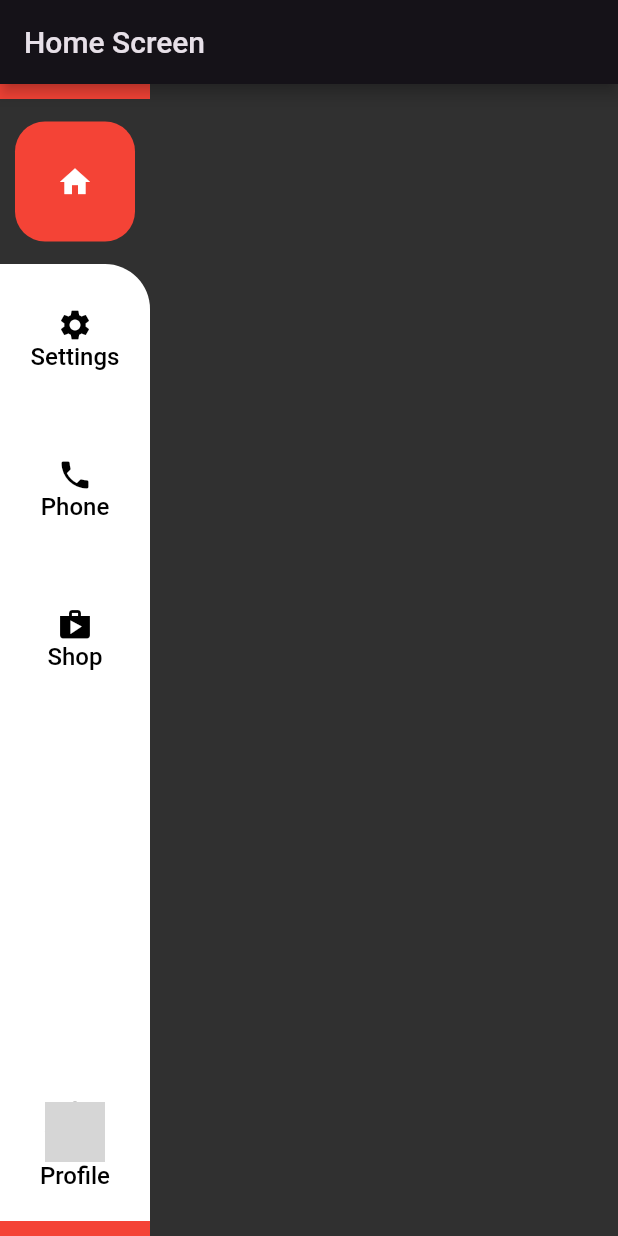
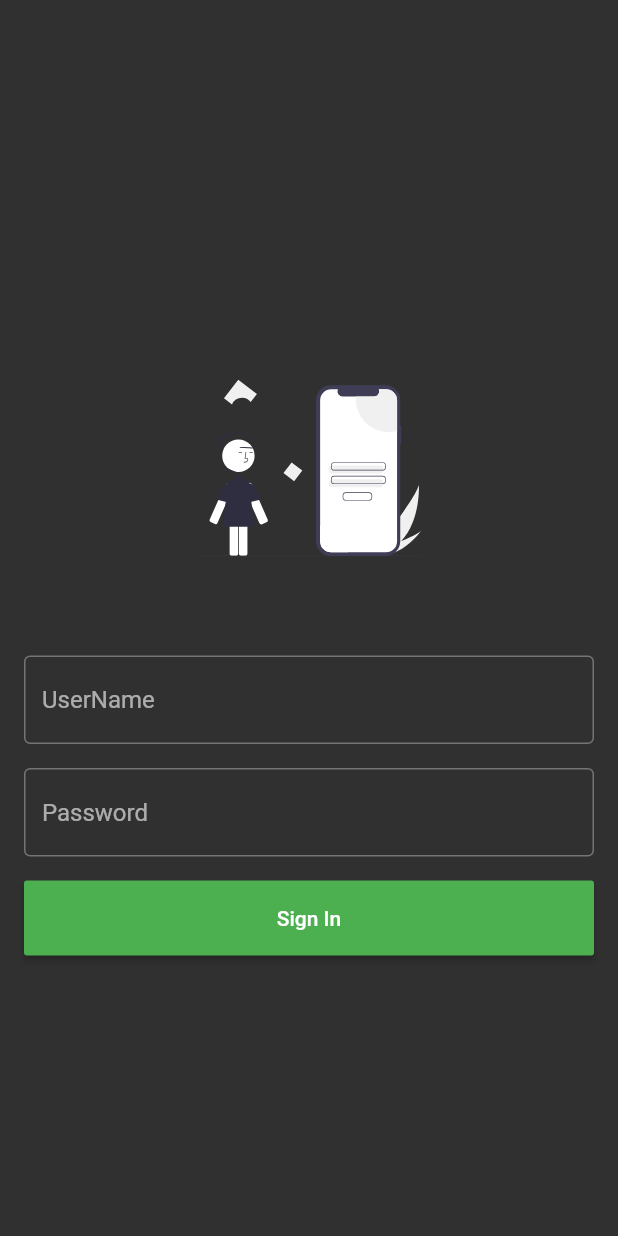
Before and after one commit to RoySuzon/task, a Flutter app: the screen it shows after launch, on a phone screen of 412 x 824 dp. Run offline on Flutter 3.47's test engine with Material 3 defaults, Android fonts, the phone set to English and light mode, and no system bars; our stand-ins replace flutter_svg; grey boxes are pictures that could not be loaded.

Commit message:
login Screen

```diff
--- /dev/null
+++ b/lib/Screens/Auth/login_screen.dart
@@ -0,0 +1,78 @@
+import 'package:flutter/material.dart';
+import 'package:flutter_svg/svg.dart';
+import 'package:task/Screens/Home/home_screen.dart';
+
+class LoginScreen extends StatefulWidget {
+  const LoginScreen({super.key});
+
+  @override
+  State<LoginScreen> createState() => _LoginScreenState();
+}
+
+class _LoginScreenState extends State<LoginScreen> {
+  final _userNameController = TextEditingController();
+  final _passwordController = TextEditingController();
+  @override
+  Widget build(BuildContext context) {
+    return Scaffold(
+      // appBar: AppBar(
+      //   title: const Text('Login Screen'),
+      // ),
+      body: Padding(
+        padding: const EdgeInsets.all(16),
+        child: Column(
+          mainAxisAlignment: MainAxisAlignment.center,
+          children: [
+            Padding(
+              padding: const EdgeInsets.all(50.0),
+              child: SvgPicture.asset(
+                'assets/undraw_mobile_login_re_9ntv.svg',
+                height: 150,
+                width: 150,
+              ),
+            ),
+
+            TextField(
+              controller: _userNameController,
+              decoration: InputDecoration(
+                  hintText: 'UserName', border: OutlineInputBorder()),
+            ),
+            SizedBox(height: 16),
+
+            TextField(
+              controller: _passwordController,
+              obscureText: true,
+              decoration: InputDecoration(
+                  hintText: 'Password', border: OutlineInputBorder()),
+              smartDashesType: SmartDashesType.enabled,
+              // obscuringCharacter: '*',
+              keyboardType: TextInputType.visiblePassword,
+              onChanged: (value) {},
+              onSubmitted: (text) {
+                print('Submitted: $text');
+              },
+            ),
+            SizedBox(height: 16),
+            MaterialButton(
+              minWidth: double.infinity,
+              height: 50,
+              color: Colors.green,
+              onPressed: () {
+                Navigator.push(
+                    context,
+                    MaterialPageRoute(
+                      builder: (context) => HomeScreen(),
+                    ));
+              },
+              child: Text('Sign In'),
+            ),
+            // Expanded(
+            //     child: ListView.builder(
+            //   itemBuilder: (context, index) {},
+            // )),
+          ],
+        ),
+      ),
+    );
+  }
+}
--- a/lib/Screens/Home/home_screen.dart
+++ b/lib/Screens/Home/home_screen.dart
@@ -8,9 +8,9 @@ class HomeScreen extends StatelessWidget {
   Widget build(BuildContext context) {
     return Scaffold(
       appBar: AppBar(
-        title: Text('Home Screen'),
+        title: const Text('Home Screen'),
       ),
-      body: CustomeTabBar(),
+      body: const CustomeTabBar(),
     );
   }
 }
--- a/lib/main.dart
+++ b/lib/main.dart
@@ -1,5 +1,5 @@
 import 'package:flutter/material.dart';
-import 'package:task/Screens/Home/home_screen.dart';
+import 'package:task/Screens/Auth/login_screen.dart';
 
 void main() {
   runApp(const MyApp());
@@ -18,7 +18,7 @@ class MyApp extends StatelessWidget {
             seedColor: Colors.deepPurple, brightness: Brightness.dark),
         useMaterial3: false,
       ),
-      home: HomeScreen(),
+      home: const LoginScreen(),
     );
   }
 }
```
Also changed, not shown: lib/Controllers/api_controller.dart (+38 -1 lines), pubspec.yaml (+5 -2 lines), assets/undraw_mobile_login_re_9ntv.svg (added), pubspec.lock, 10 other files.
